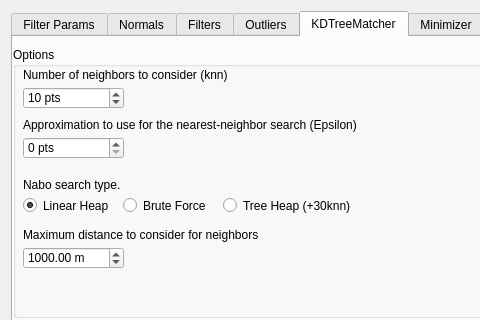
Above: plugins/core/Standard/qLibpointmatcher/ui/LibpointmatcherOutlierDialog.ui from dagata-mining/CloudCompare before the change; both pictures show x 0 to 480 and y 0 to 320 of the 770 by 501 pixel window. Below: the same form after it.
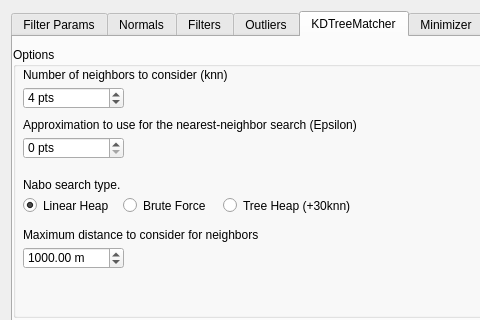
That is the form after the change. The open tabs and pages were chosen to show the change. Icons and pictures are not drawn.

Diff of the .ui file:
```diff
--- a/plugins/core/Standard/qLibpointmatcher/ui/LibpointmatcherOutlierDialog.ui
+++ b/plugins/core/Standard/qLibpointmatcher/ui/LibpointmatcherOutlierDialog.ui
@@ -2975,7 +2975,7 @@
          <double>1.000000000000000</double>
         </property>
         <property name="value">
-         <double>10.000000000000000</double>
+         <double>4.000000000000000</double>
         </property>
        </widget>
        <widget class="QLabel" name="kdTreeKnnTitle">
```
Left out of the diff: 12 changed lines with no effect on the pictures.
